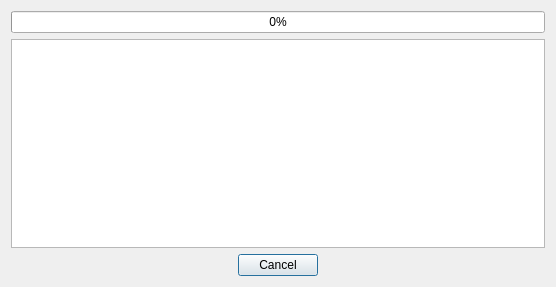
Above: progresswindow.ui from comictagger/comictagger before the change. Below: the same form after it.
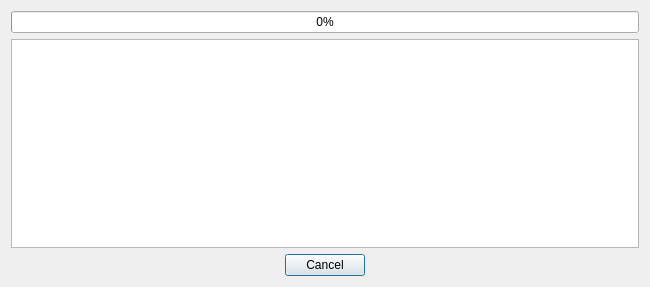
That is the form after the change.

```diff
--- a/progresswindow.ui
+++ b/progresswindow.ui
@@ -6,7 +6,7 @@
    <rect>
     <x>0</x>
     <y>0</y>
-    <width>556</width>
+    <width>650</width>
     <height>287</height>
    </rect>
   </property>
@@ -28,7 +28,11 @@
      </item>
      <item>
       <widget class="QTextEdit" name="textEdit">
-       <property name="readOnly">
+        <property name="font">
+        <font>
+         <family>Courier</family>
+        </font>
+       </property>      <property name="readOnly">
         <bool>true</bool>
        </property>
       </widget>
```
